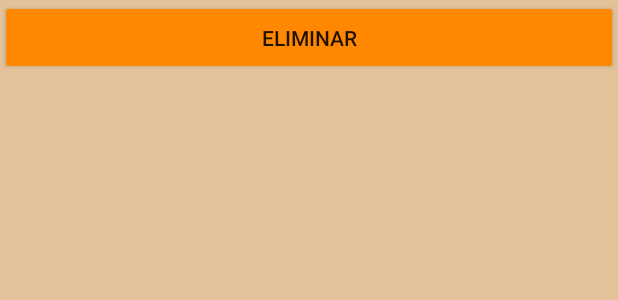
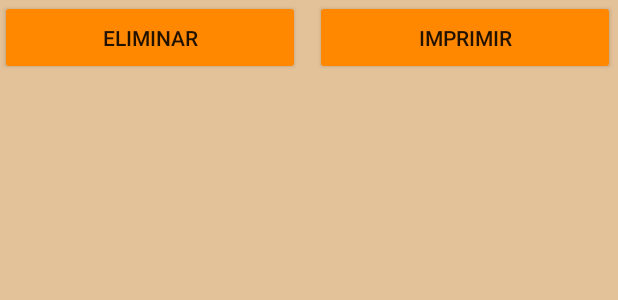
Before and after one commit to PaolaCasiano/Proyecto1_Arqui1, an Android app: the layout activity_main4.xml on its own in the app's theme, with its tools: preview values and no code run, on a phone screen of 412 x 824 dp. Shown: the top 300 px of the screen. Run offline under Robolectric (Android 15) with nearby library versions, the light colour scheme and no system bars.

Commit message:
maincra xdd

```diff
--- a/ARQUI1_P1/app/src/main/res/layout/activity_main4.xml
+++ b/ARQUI1_P1/app/src/main/res/layout/activity_main4.xml
@@ -8,10 +8,17 @@
 
     <Button
         android:id="@+id/btn_eliminar"
-        android:layout_width="match_parent"
+        android:layout_width="200dp"
         android:layout_height="50dp"
         android:backgroundTint="#FF8800"
         android:text="ELIMINAR" />
+    <Button
+        android:id="@+id/btn_imprimir"
+        android:layout_marginLeft="210dp"
+        android:layout_width="200dp"
+        android:layout_height="50dp"
+        android:backgroundTint="#FF8800"
+        android:text="IMPRIMIR" />
 
     <GridView
         android:id="@+id/myGrid"
```
Also changed, not shown: ARQUI1_P1/app/src/main/java/com/example/arqui1_p1/Main4Activity.java (+43 -1 lines).
